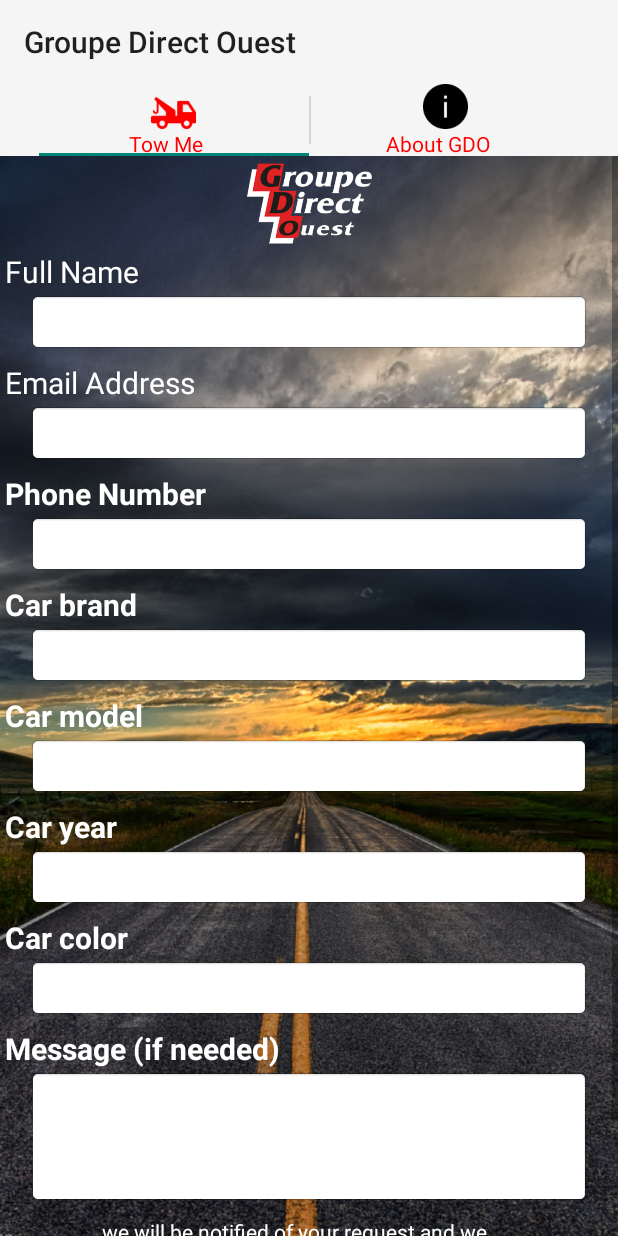
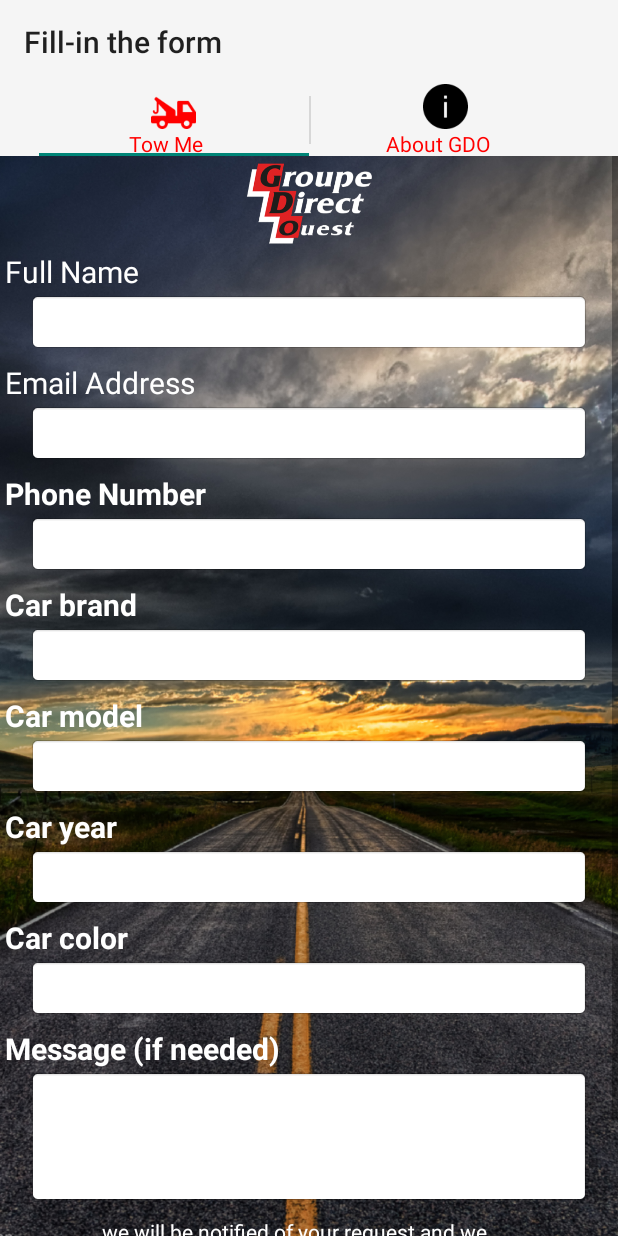
Before and after one commit to byteShaft/truck-project, an Android app: the screen it shows after launch (MainActivity), after a tap on "TOW ME NOW", on a phone screen of 412 x 824 dp. Run offline under Robolectric (Android 15) with nearby library versions, the phone set to English and light mode, and no system bars; 1 other tap on this screen came first.

Commit message:
make fragment potrait , set action bar title while fragment conversion

```diff
--- a/app/src/main/java/com/byteshaft/groupedirectouest/MainActivity.java
+++ b/app/src/main/java/com/byteshaft/groupedirectouest/MainActivity.java
@@ -82,6 +82,7 @@ public class MainActivity extends AppCompatActivity implements ActionBar.TabList
         super.onBackPressed();
         if (FormFragment.formLayoutShown) {
             MainTab.mButton.setVisibility(View.VISIBLE);
+            setTitle(R.string.tow_me);
             FormFragment.formLayoutShown = false;
         }
     }
--- a/app/src/main/java/com/byteshaft/groupedirectouest/fragments/FormFragment.java
+++ b/app/src/main/java/com/byteshaft/groupedirectouest/fragments/FormFragment.java
@@ -1,5 +1,6 @@
 package com.byteshaft.groupedirectouest.fragments;
 
+import android.content.pm.ActivityInfo;
 import android.os.AsyncTask;
 import android.os.Bundle;
 import android.support.v4.app.Fragment;
@@ -47,6 +48,7 @@ public class FormFragment extends Fragment implements View.OnClickListener {
     public View onCreateView(LayoutInflater inflater, ViewGroup container, Bundle savedInstanceState) {
         formLayoutShown = true;
         mBaseView = inflater.inflate(R.layout.formlayout, container, false);
+        getActivity().setRequestedOrientation(ActivityInfo.SCREEN_ORIENTATION_PORTRAIT);
         fullNameEditText = (EditText) mBaseView.findViewById(R.id.fullNameEditText);
         emailAddress = (EditText) mBaseView.findViewById(R.id.emailAddress);
         phoneNumberEditText = (EditText) mBaseView.findViewById(R.id.phoneNumberEditText);
@@ -58,6 +60,12 @@ public class FormFragment extends Fragment implements View.OnClickListener {
         buttonSubmit = (Button) mBaseView.findViewById(R.id.buttonSubmit);
         buttonSubmit.setOnClickListener(this);
         return mBaseView;
+    }
+
+    @Override
+    public void onResume() {
+        super.onResume();
+        getActivity().setTitle(R.string.fill_in);
     }
 
     @Override
--- a/app/src/main/java/com/byteshaft/groupedirectouest/fragments/MainTab.java
+++ b/app/src/main/java/com/byteshaft/groupedirectouest/fragments/MainTab.java
@@ -3,6 +3,7 @@ package com.byteshaft.groupedirectouest.fragments;
 import android.app.AlertDialog;
 import android.content.DialogInterface;
 import android.content.Intent;
+import android.content.pm.ActivityInfo;
 import android.os.Bundle;
 import android.support.v4.app.Fragment;
 import android.support.v4.app.FragmentManager;
@@ -12,9 +13,9 @@ import android.view.View;
 import android.view.ViewGroup;
 import android.widget.Button;
 
+import com.byteshaft.groupedirectouest.R;
 import com.byteshaft.groupedirectouest.location.LocationHelpers;
 import com.byteshaft.groupedirectouest.location.LocationService;
-import com.byteshaft.groupedirectouest.R;
 
 
 public class MainTab extends Fragment implements View.OnClickListener {
@@ -24,11 +25,11 @@ public class MainTab extends Fragment implements View.OnClickListener {
     private LocationHelpers locationHelpers;
     private LocationService locationService;
 
-
     @Override
     public View onCreateView(LayoutInflater inflater,
                              ViewGroup container, Bundle savedInstanceState) {
         mBaseView= inflater.inflate(R.layout.mainview, container, false);
+        getActivity().setRequestedOrientation(ActivityInfo.SCREEN_ORIENTATION_PORTRAIT);
         locationHelpers = new LocationHelpers(getActivity());
         mButton = (Button) mBaseView.findViewById(R.id.button);
         mButton.setOnClickListener(this);
@@ -38,6 +39,12 @@ public class MainTab extends Fragment implements View.OnClickListener {
             locationHelpers.showGooglePlayServicesError(getActivity());
         }
         return mBaseView;
+    }
+
+    @Override
+    public void onResume() {
+        super.onResume();
+        getActivity().setTitle(R.string.tow_me);
     }
 
     @Override
--- a/app/src/main/java/com/byteshaft/groupedirectouest/fragments/WebViewFragment.java
+++ b/app/src/main/java/com/byteshaft/groupedirectouest/fragments/WebViewFragment.java
@@ -1,5 +1,6 @@
 package com.byteshaft.groupedirectouest.fragments;
 
+import android.content.pm.ActivityInfo;
 import android.os.Bundle;
 import android.support.v4.app.Fragment;
 import android.view.LayoutInflater;
@@ -11,14 +12,13 @@ import com.byteshaft.groupedirectouest.R;
 
 public class WebViewFragment extends Fragment {
 
-    public static final String ARG_OBJECT = "object";
-
     @Override
     public View onCreateView(LayoutInflater inflater,
                              ViewGroup container, Bundle savedInstanceState) {
         // The last two arguments ensure LayoutParams are inflated
         // properly.
         View rootView = inflater.inflate(R.layout.webviewfragment, container, false);
+        getActivity().setRequestedOrientation(ActivityInfo.SCREEN_ORIENTATION_PORTRAIT);
         return rootView;
     }
 
--- a/app/src/main/res/values/strings.xml
+++ b/app/src/main/res/values/strings.xml
@@ -1,5 +1,7 @@
 <resources>
     <string name="app_name">Groupe Direct Ouest</string>
+    <string name="tow_me">Tow Me</string>
+    <string name="fill_in">Fill-in the form</string>
 
     <string name="hello_world">Hello world!</string>
     <string name="action_settings">Settings</string>
```
Also changed, not shown: app/src/main/AndroidManifest.xml (+6 -1 lines).
